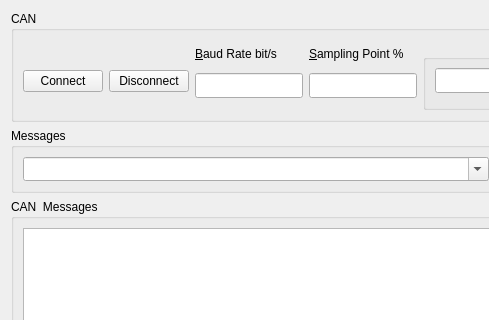
The window that View/setuptab.ui (plmwalcz01/CANmonitor) describes before a commit, drawn with Qt 5; both pictures show x 0 to 489 and y 0 to 320 of the 750 by 589 pixel window.
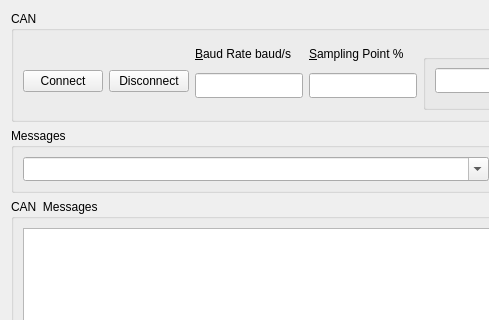
The same window after the commit.

What changed in the file:
```diff
--- a/View/setuptab.ui
+++ b/View/setuptab.ui
@@ -69,7 +69,7 @@
           <item>
            <widget class="QLabel" name="lblBussSpeed">
             <property name="text">
-             <string>&amp;Baud Rate bit/s</string>
+             <string>&amp;Baud Rate baud/s</string>
             </property>
             <property name="buddy">
              <cstring>editBaudRate</cstring>
```
Left out of the diff: 8 changed lines with no effect on the pictures.
